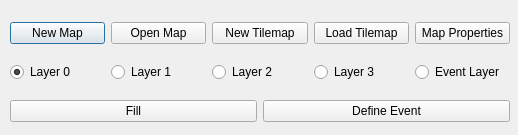
Above: UI/Main.ui from mratmartinez/Mapuche before the change. Below: the same form after it.
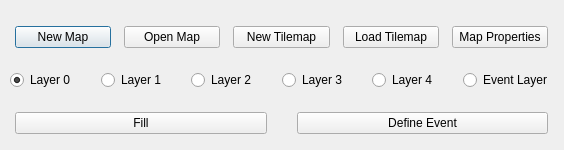
That is the form after the change.

```diff
--- a/UI/Main.ui
+++ b/UI/Main.ui
@@ -6,25 +6,61 @@
    <rect>
     <x>0</x>
     <y>0</y>
-    <width>518</width>
-    <height>135</height>
+    <width>564</width>
+    <height>150</height>
    </rect>
   </property>
+  <property name="sizePolicy">
+   <sizepolicy hsizetype="Fixed" vsizetype="Fixed">
+    <horstretch>0</horstretch>
+    <verstretch>0</verstretch>
+   </sizepolicy>
+  </property>
+  <property name="minimumSize">
+   <size>
+    <width>564</width>
+    <height>150</height>
+   </size>
+  </property>
+  <property name="maximumSize">
+   <size>
+    <width>564</width>
+    <height>150</height>
+   </size>
+  </property>
   <property name="windowTitle">
    <string>Mapuche</string>
   </property>
   <widget class="QWidget" name="verticalLayoutWidget">
    <property name="geometry">
     <rect>
-     <x>10</x>
+     <x>0</x>
      <y>10</y>
-     <width>500</width>
-     <height>125</height>
+     <width>563</width>
+     <height>141</height>
     </rect>
    </property>
    <layout class="QVBoxLayout" name="verticalLayout">
+    <property name="leftMargin">
+     <number>5</number>
+    </property>
+    <property name="topMargin">
+     <number>0</number>
+    </property>
+    <property name="rightMargin">
+     <number>5</number>
+    </property>
     <item>
      <layout class="QHBoxLayout" name="horizontalLayout">
+      <property name="spacing">
+       <number>13</number>
+      </property>
+      <property name="leftMargin">
+       <number>10</number>
+      </property>
+      <property name="rightMargin">
+       <number>10</number>
+      </property>
       <item>
        <widget class="QPushButton" name="newMapbtn">
         <property name="enabled">
@@ -73,6 +109,15 @@
     </item>
     <item>
      <layout class="QHBoxLayout" name="horizontalLayout_2">
+      <property name="spacing">
+       <number>0</number>
+      </property>
+      <property name="leftMargin">
+       <number>5</number>
+      </property>
+      <property name="rightMargin">
+       <number>5</number>
+      </property>
       <item>
        <widget class="QRadioButton" name="layZero">
         <property name="text">
@@ -104,6 +149,16 @@
         </property>
        </widget>
       </item>
+      <item>
+       <widget class="QRadioButton" name="layFour">
+        <property name="enabled">
+         <bool>true</bool>
+        </property>
+        <property name="text">
+         <string>Layer 4</string>
+        </property>
+       </widget>
+      </item>
       <item>
        <widget class="QRadioButton" name="layEvnt">
         <property name="text">
@@ -115,6 +170,15 @@
     </item>
     <item>
      <layout class="QHBoxLayout" name="horizontalLayout_3">
+      <property name="spacing">
+       <number>30</number>
+      </property>
+      <property name="leftMargin">
+       <number>10</number>
+      </property>
+      <property name="rightMargin">
+       <number>10</number>
+      </property>
       <item>
        <widget class="QPushButton" name="fillbtn">
         <property name="text">
```
